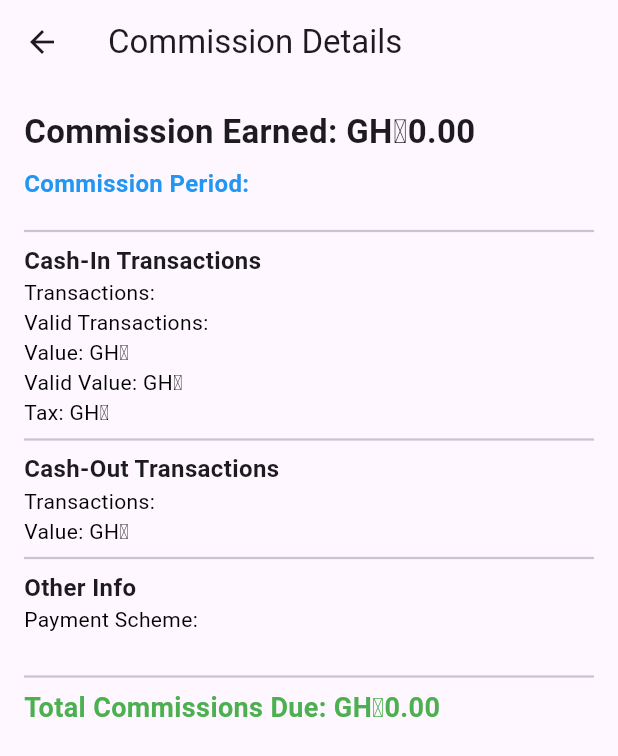
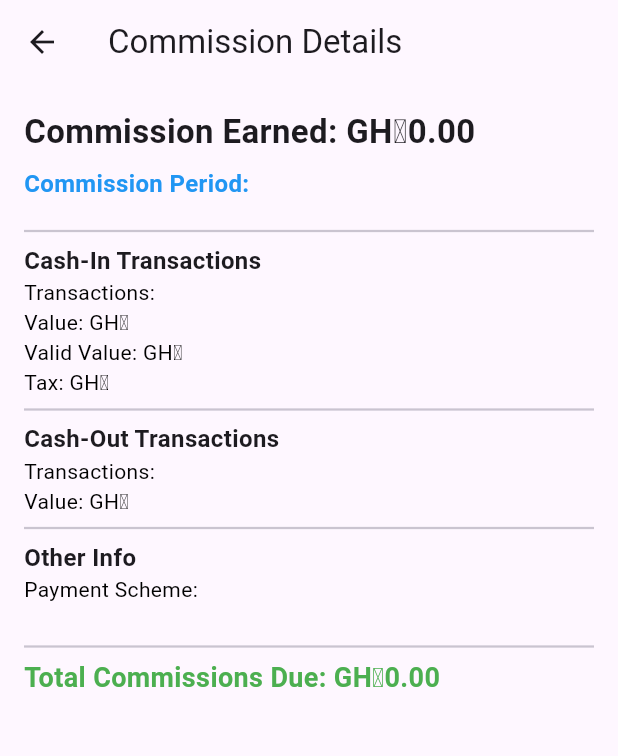
Before and after one commit to bbnoni/pdf_manager_flutter, a Flutter app: the CommissionDetailsScreen screen opened directly with empty values, on a phone screen of 412 x 824 dp. Shown: the top 756 px of the screen. Run offline on Flutter 3.47's test engine with Material 3 defaults, Android fonts, the phone set to English and light mode, and no system bars; our stand-ins replace dio, file_picker, firebase_core, flutter_secure_storage, multi_select_flutter, open_file and 1 more; missing offline and left inert: syncfusion_flutter_pdfviewer; accounts and stored records are empty.

Commit message:
Go Live Remove cash in valid  20250522 Flutter

```diff
--- a/lib/commission_details_screen.dart
+++ b/lib/commission_details_screen.dart
@@ -27,8 +27,8 @@ class CommissionDetailsScreen extends StatelessWidget {
             _buildTransactionSection("Cash-In Transactions", [
               _buildRow(
                   "Transactions", commission['cashin_total_transactions']),
-              _buildRow("Valid Transactions",
-                  commission['cashin_total_number_valid']),
+              // _buildRow("Valid Transactions",
+              //     commission['cashin_total_number_valid']),
               _buildRow("Value",
                   "GH₵${_formatCurrency(commission['cashin_total_value'])}"),
               _buildRow("Valid Value",
```
